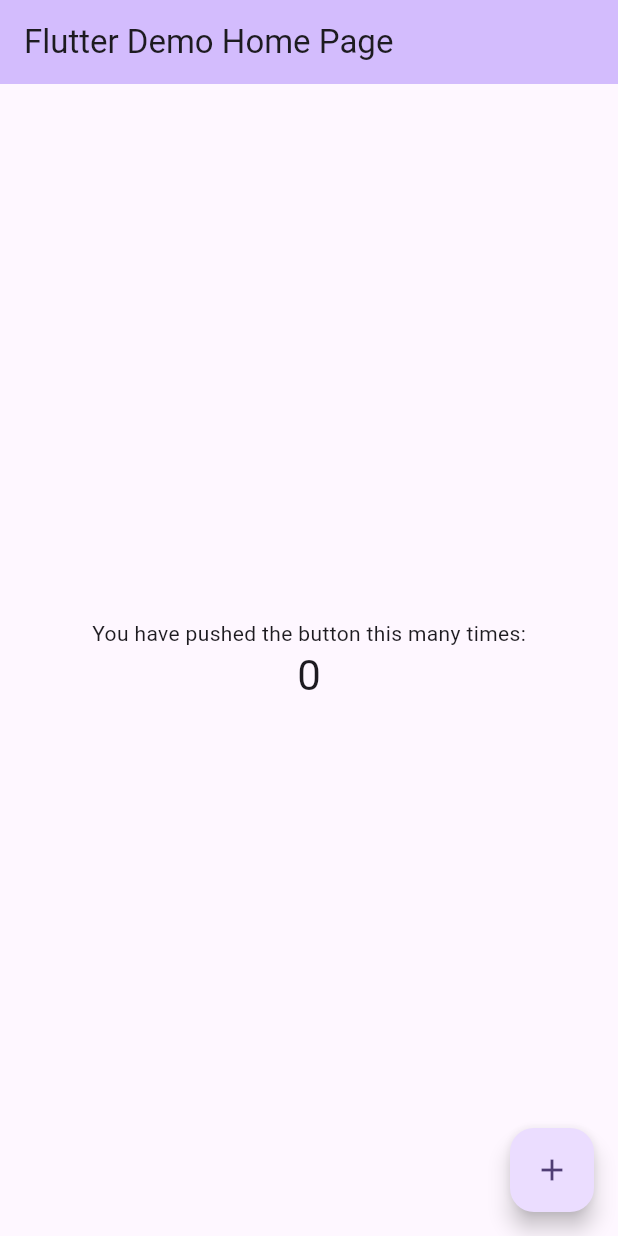
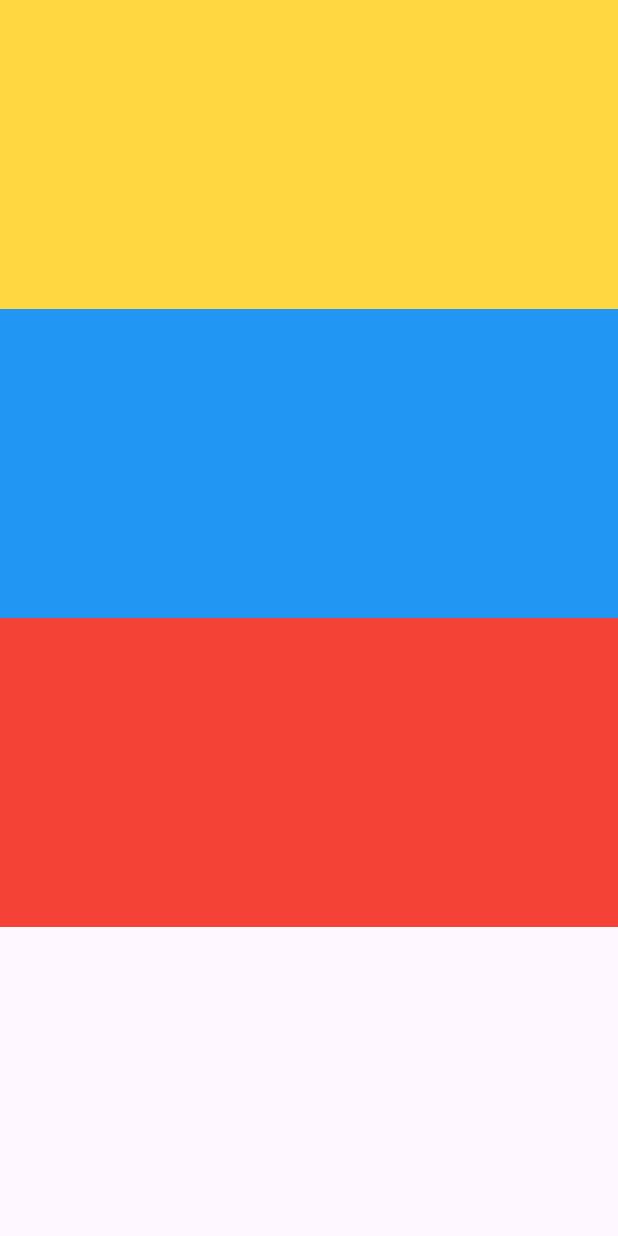
Before and after one commit to hashem2770/Responsive-Dashboard, a Flutter app: the screen it shows after launch, on a phone screen of 412 x 824 dp. Run offline on Flutter 3.47's test engine with Material 3 defaults, Android fonts, the phone set to English and light mode, and no system bars.

Commit message:
practice media query

```diff
--- a/lib/main.dart
+++ b/lib/main.dart
@@ -1,3 +1,5 @@
+import 'dart:developer';
+
 import 'package:flutter/material.dart';
 
 void main() {
@@ -10,116 +12,27 @@
   // This widget is the root of your application.
   @override
   Widget build(BuildContext context) {
-    return MaterialApp(
+    return const MaterialApp(
       title: 'Flutter Demo',
-      theme: ThemeData(
-        // This is the theme of your application.
-        //
-        // TRY THIS: Try running your application with "flutter run". You'll see
-        // the application has a purple toolbar. Then, without quitting the app,
-        // try changing the seedColor in the colorScheme below to Colors.green
-        // and then invoke "hot reload" (save your changes or press the "hot
-        // reload" button in a Flutter-supported IDE, or press "r" if you used
-        // the command line to start the app).
-        //
-        // Notice that the counter didn't reset back to zero; the application
-        // state is not lost during the reload. To reset the state, use hot
-        // restart instead.
-        //
-        // This works for code too, not just values: Most code changes can be
-        // tested with just a hot reload.
-        colorScheme: ColorScheme.fromSeed(seedColor: Colors.deepPurple),
-        useMaterial3: true,
-      ),
-      home: const MyHomePage(title: 'Flutter Demo Home Page'),
+      home: MyHomePage(),
     );
   }
 }
-
-class MyHomePage extends StatefulWidget {
-  const MyHomePage({super.key, required this.title});
-
-  // This widget is the home page of your application. It is stateful, meaning
-  // that it has a State object (defined below) that contains fields that affect
-  // how it looks.
-
-  // This class is the configuration for the state. It holds the values (in this
-  // case the title) provided by the parent (in this case the App widget) and
-  // used by the build method of the State. Fields in a Widget subclass are
-  // always marked "final".
-
-  final String title;
-
-  @override
-  State<MyHomePage> createState() => _MyHomePageState();
-}
-
-class _MyHomePageState extends State<MyHomePage> {
-  int _counter = 0;
-
-  void _incrementCounter() {
-    setState(() {
-      // This call to setState tells the Flutter framework that something has
-      // changed in this State, which causes it to rerun the build method below
-      // so that the display can reflect the updated values. If we changed
-      // _counter without calling setState(), then the build method would not be
-      // called again, and so nothing would appear to happen.
-      _counter++;
-    });
-  }
+class MyHomePage extends StatelessWidget {
+  const MyHomePage({super.key});
 
   @override
   Widget build(BuildContext context) {
-    // This method is rerun every time setState is called, for instance as done
-    // by the _incrementCounter method above.
-    //
-    // The Flutter framework has been optimized to make rerunning build methods
-    // fast, so that you can just rebuild anything that needs updating rather
-    // than having to individually change instances of widgets.
+    double height = MediaQuery.sizeOf(context).height;
+    log(height.round().toString());
     return Scaffold(
-      appBar: AppBar(
-        // TRY THIS: Try changing the color here to a specific color (to
-        // Colors.amber, perhaps?) and trigger a hot reload to see the AppBar
-        // change color while the other colors stay the same.
-        backgroundColor: Theme.of(context).colorScheme.inversePrimary,
-        // Here we take the value from the MyHomePage object that was created by
-        // the App.build method, and use it to set our appbar title.
-        title: Text(widget.title),
+      body: Column(
+        children: [
+          Container(color: Colors.amberAccent,height: height*.25,),
+          Container(color: Colors.blue,height: height*.25,),
+          Container(color: Colors.red,height: height*.25,),
+        ],
       ),
-      body: Center(
-        // Center is a layout widget. It takes a single child and positions it
-        // in the middle of the parent.
-        child: Column(
-          // Column is also a layout widget. It takes a list of children and
-          // arranges them vertically. By default, it sizes itself to fit its
-          // children horizontally, and tries to be as tall as its parent.
-          //
-          // Column has various properties to control how it sizes itself and
-          // how it positions its children. Here we use mainAxisAlignment to
-          // center the children vertically; the main axis here is the vertical
-          // axis because Columns are vertical (the cross axis would be
-          // horizontal).
-          //
-          // TRY THIS: Invoke "debug painting" (choose the "Toggle Debug Paint"
-          // action in the IDE, or press "p" in the console), to see the
-          // wireframe for each widget.
-          mainAxisAlignment: MainAxisAlignment.center,
-          children: <Widget>[
-            const Text(
-              'You have pushed the button this many times:',
-            ),
-            Text(
-              '$_counter',
-              style: Theme.of(context).textTheme.headlineMedium,
-            ),
-          ],
-        ),
-      ),
-      floatingActionButton: FloatingActionButton(
-        onPressed: _incrementCounter,
-        tooltip: 'Increment',
-        child: const Icon(Icons.add),
-      ), // This trailing comma makes auto-formatting nicer for build methods.
     );
   }
 }
```
